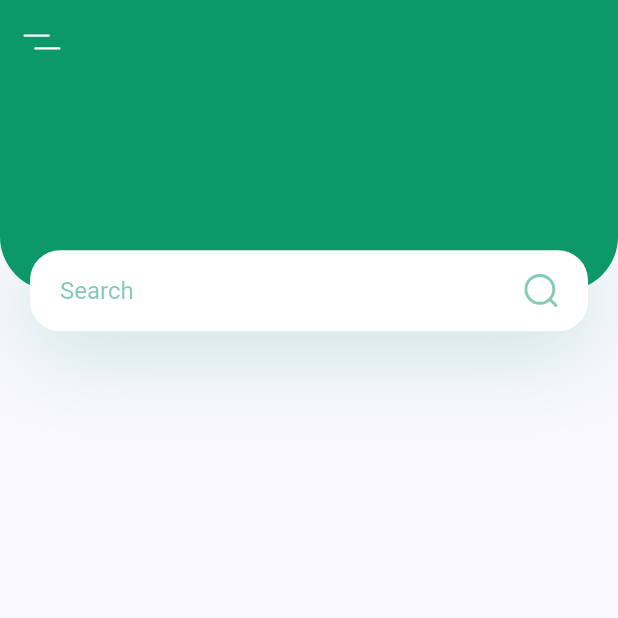
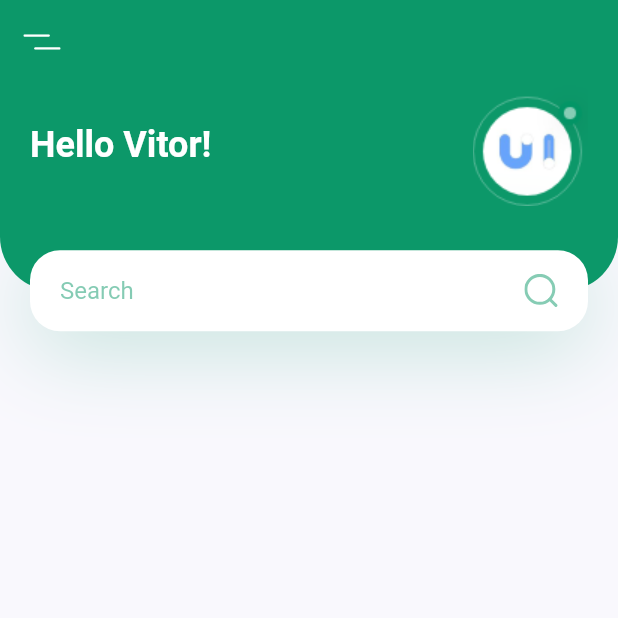
Before and after one commit to vitorpdasilva/plant-ui, a Flutter app: the screen it shows after launch, on a phone screen of 412 x 824 dp, the top half of it. Run offline on Flutter 3.47's test engine with Material 2 defaults, Android fonts, the phone set to English and light mode, and no system bars; our stand-ins replace flutter_svg.

Commit message:
user name

```diff
--- a/lib/screens/home/components/body.dart
+++ b/lib/screens/home/components/body.dart
@@ -13,6 +13,11 @@ class Body extends StatelessWidget {
           child: Stack(
             children: <Widget>[
               Container(
+                padding: EdgeInsets.only(
+                  left: kDefaultPadding,
+                  right: kDefaultPadding,
+                  bottom: 36 + kDefaultPadding,
+                ),
                 height: size.height * 0.2 - 27,
                 decoration: BoxDecoration(
                   color: kPrimaryColor,
@@ -21,6 +26,17 @@ class Body extends StatelessWidget {
                     bottomRight: Radius.circular(36),
                   )
                 ),
+                child: Row(
+                  children: <Widget>[
+                    Text(
+                      'Hello Vitor!',
+                      style: Theme.of(context).textTheme.headline5.copyWith(
+                        color: Colors.white, fontWeight: FontWeight.bold)
+                    ),
+                    Spacer(),
+                    Image.asset("assets/images/logo.png")
+                  ],
+                )
               ),
               Positioned(
                 bottom: 0,
```
Also changed, not shown: package-lock.json (added).
